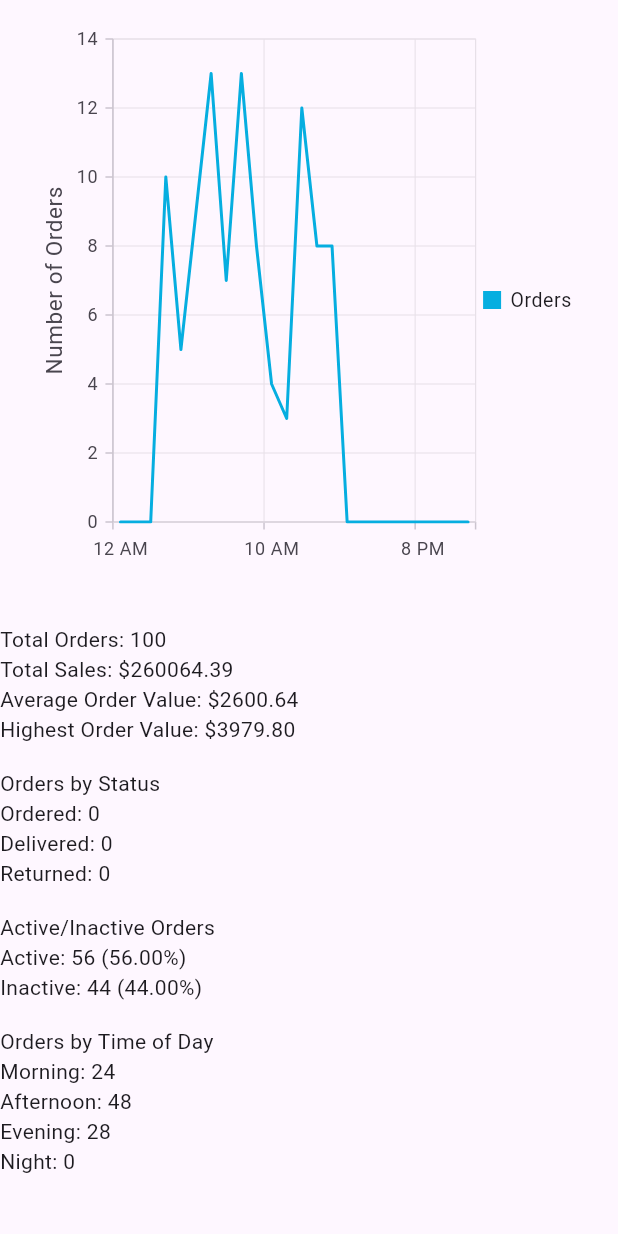
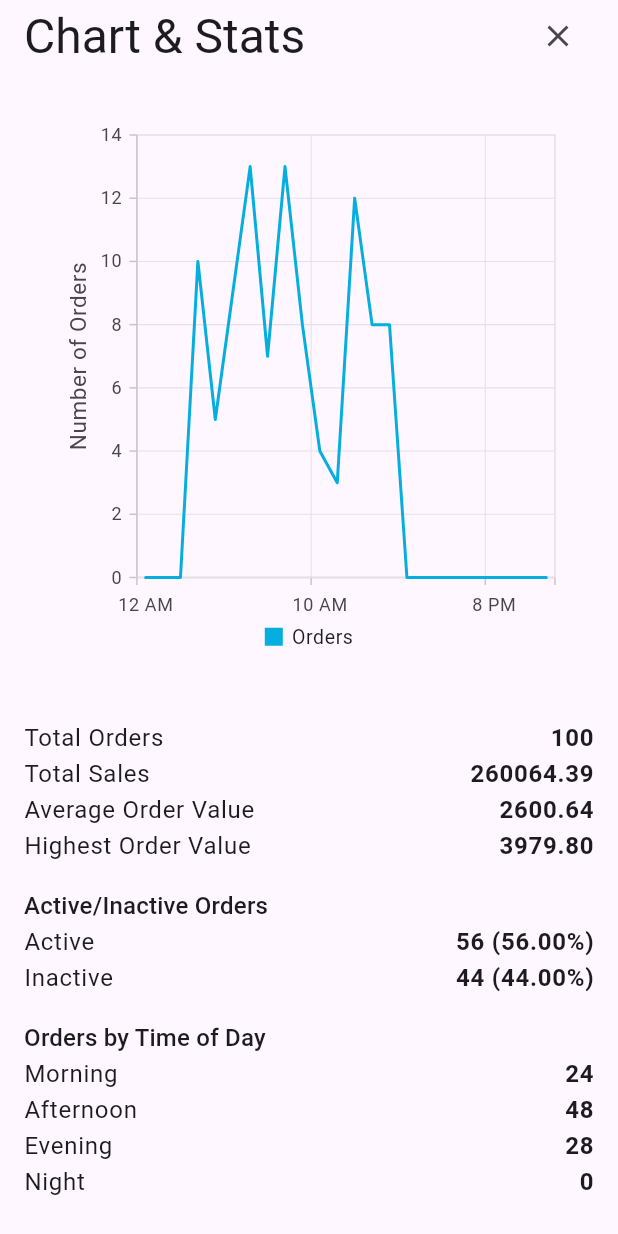
Before and after one commit to wmfadel/insight_orders, a Flutter app: the screen it shows after launch, after a tap on the "bubble chart" icon, on a phone screen of 412 x 824 dp. Run offline on Flutter 3.47's test engine with Material 3 defaults, Android fonts, the phone set to English and light mode, and no system bars; our stand-ins replace bloc, equatable, flutter_animate, flutter_bloc, flutter_secure_storage, get_it and 4 more; network calls fail.

Commit message:
feat: Implement order chart and statistics view
Created a new page to display an order chart and statistics.
Added `ChartCubit` to manage chart data and statistics calculations.
Implemented `ChartView` to display the order chart using Syncfusion Flutter Charts.
Implemented `OrderStats` to display various order statistics.
Updated `OrdersService` to provide data for the chart and statistics.
Updated `AppRouter` to include the new chart page.

```diff
--- /dev/null
+++ b/lib/core/utils/number_utils.dart
@@ -0,0 +1,9 @@
+class NumberUtils {
+  static double removeFormatting(String formattedNumber) {
+    // Remove the currency symbol (e.g., "$")
+    String cleanedString = formattedNumber.replaceAll(RegExp(r'[^\d.]'), '');
+
+    // Convert the cleaned string to a double
+    return double.tryParse(cleanedString) ?? 0.0; // Return 0.0 if parsing fails
+  }
+}
--- /dev/null
+++ b/lib/core/utils/time_utils.dart
@@ -0,0 +1,12 @@
+import 'package:intl/intl.dart';
+
+class TimeUtils {
+  static // Function to extract the hour part from the datetime string
+      String extractHour(String dateString) {
+    // Parse the ISO 8601 string into a DateTime object
+    DateTime dateTime = DateTime.parse(dateString);
+
+    // Return the hour in 'hh a' format (12-hour clock with AM/PM)
+    return DateFormat('h a').format(dateTime);
+  }
+}
--- /dev/null
+++ b/lib/features/orders/controllers/chart/chart_cubit.dart
@@ -0,0 +1,38 @@
+import 'package:bloc/bloc.dart';
+import 'package:equatable/equatable.dart';
+import 'package:insight_orders/features/orders/models/chart_data.dart';
+import 'package:insight_orders/features/orders/models/order.dart';
+import 'package:insight_orders/features/orders/services/orders_service.dart';
+
+part 'chart_state.dart';
+
+class ChartCubit extends Cubit<ChartState> {
+  ChartCubit({
+    required OrdersService ordersService,
+  })  : _ordersService = ordersService,
+        super(ChartInitial());
+
+  final OrdersService _ordersService;
+
+  List<Order> get orders => _ordersService.orders;
+
+  List<OrderData> get chartData => _ordersService.chartData;
+
+  double get totalSales => _ordersService.totalSales;
+
+  double get averageOrderValue => _ordersService.averageOrderValue;
+
+  double get maxOrderValue => _ordersService.maxOrderValue;
+
+  int get activeOrders => _ordersService.activeOrders;
+
+  int get inactiveOrders => _ordersService.inactiveOrders;
+
+  double get activePercentage => _ordersService.activePercentage;
+
+  double get inactivePercentage => _ordersService.inactivePercentage;
+
+
+  Map<String, int> get timeOfDayDistributions =>
+      _ordersService.timeOfDayDistributions();
+}
--- /dev/null
+++ b/lib/features/orders/controllers/chart/chart_state.dart
@@ -0,0 +1,10 @@
+part of 'chart_cubit.dart';
+
+sealed class ChartState extends Equatable {
+  const ChartState();
+}
+
+final class ChartInitial extends ChartState {
+  @override
+  List<Object> get props => [];
+}
--- /dev/null
+++ b/lib/features/orders/models/chart_data.dart
@@ -0,0 +1,6 @@
+class OrderData {
+  final String time;
+  final int orderCount;
+
+  OrderData(this.time, this.orderCount);
+}
--- a/lib/features/orders/pages/chart_page.dart
+++ b/lib/features/orders/pages/chart_page.dart
@@ -1,176 +1,47 @@
 import 'package:flutter/material.dart';
-import 'package:get_it/get_it.dart';
-import 'package:insight_orders/features/orders/models/order.dart';
-import 'package:insight_orders/features/orders/services/orders_service.dart';
-import 'package:intl/intl.dart';
-import 'package:syncfusion_flutter_charts/charts.dart';
+import 'package:go_router/go_router.dart';
+import 'package:insight_orders/features/orders/widgets/chart_view.dart';
+import 'package:insight_orders/features/orders/widgets/order_stats.dart';
 
-class ChartPage extends StatefulWidget {
+class ChartPage extends StatelessWidget {
   const ChartPage({super.key});
 
   @override
-  State<ChartPage> createState() => _ChartPageState();
-}
-
-class _ChartPageState extends State<ChartPage> {
-  late final TooltipBehavior _tooltipBehavior;
-  late List<OrderData> _chartData;
-
-  @override
-  void initState() {
-    _tooltipBehavior = TooltipBehavior(enable: true);
-    _chartData = _generateChartData();
-    super.initState();
-  }
-
-  // Function to generate the chart data, ensuring all hours are represented
-  List<OrderData> _generateChartData() {
-    List<Order> orders = GetIt.instance.get<OrdersService>().orders;
-    Map<String, int> orderCountByHour = {};
-
-    // Group orders by hour and count them
-    for (var order in orders) {
-      String timeKey = extractHour(order.registered ?? '-');
-      if (orderCountByHour.containsKey(timeKey)) {
-        orderCountByHour[timeKey] = orderCountByHour[timeKey]! + 1;
-      } else {
-        orderCountByHour[timeKey] = 1;
-      }
-    }
-
-    // List of all hours from 12 AM to 11 PM
-    List<String> allHours = [
-      '12 AM', '1 AM', '2 AM', '3 AM', '4 AM', '5 AM', '6 AM', '7 AM', '8 AM',
-      '9 AM', '10 AM', '11 AM', '12 PM', '1 PM', '2 PM', '3 PM', '4 PM', '5 PM',
-      '6 PM', '7 PM', '8 PM', '9 PM', '10 PM', '11 PM'
-    ];
-
-    // Create a list of OrderData, ensuring all hours are included with a count of 0 if missing
-    return allHours.map((hour) {
-      int orderCount = orderCountByHour[hour] ?? 0; // Default to 0 if no orders for the hour
-      return OrderData(hour, orderCount);
-    }).toList();
-  }
-  double removeFormatting(String formattedNumber) {
-    // Remove the currency symbol (e.g., "$")
-    String cleanedString = formattedNumber.replaceAll(RegExp(r'[^\d.]'), '');
-
-    // Convert the cleaned string to a double
-    return double.tryParse(cleanedString) ?? 0.0;  // Return 0.0 if parsing fails
-  }
-
-  @override
   Widget build(BuildContext context) {
-    List<Order> orders = GetIt.instance.get<OrdersService>().orders;
-    double totalSales = orders.fold(0.0, (sum, order) => sum + removeFormatting(order.price ?? '0'));
-    double averageOrderValue = totalSales / orders.length;
-    double maxOrderValue = orders.map((order) => removeFormatting(order.price ?? '0')).reduce((a, b) => a > b ? a : b);
-
-    var statusCount = {
-      'Ordered': 0,
-      'Delivered': 0,
-      'Returned': 0,
-    };
-
-    for (var order in orders) {
-      statusCount[order.status?.name ?? 'Unknown'] = statusCount[order.status?.name ?? 'Unknown']??0 + 1;
-    }
-
-    Map<String, int> timeOfDayDistribution = {
-      'Morning (12 AM - 6 AM)': 0,
-      'Afternoon (6 AM - 12 PM)': 0,
-      'Evening (12 PM - 6 PM)': 0,
-      'Night (6 PM - 12 AM)': 0,
-    };
-
-    for (var order in orders) {
-      DateTime dateTime = DateTime.parse(order.registered ?? '-');
-      if (dateTime.hour >= 0 && dateTime.hour < 6) {
-        timeOfDayDistribution['Morning (12 AM - 6 AM)']= timeOfDayDistribution['Morning (12 AM - 6 AM)']!+1;
-      } else if (dateTime.hour >= 6 && dateTime.hour < 12) {
-        timeOfDayDistribution['Afternoon (6 AM - 12 PM)'] = timeOfDayDistribution['Afternoon (6 AM - 12 PM)']!+1;
-      } else if (dateTime.hour >= 12 && dateTime.hour < 18) {
-        timeOfDayDistribution['Evening (12 PM - 6 PM)']= timeOfDayDistribution['Evening (12 PM - 6 PM)']!+1;
-      } else {
-        timeOfDayDistribution['Night (6 PM - 12 AM)']= timeOfDayDistribution['Night (6 PM - 12 AM)']!+1;
-      }
-    }
-    int activeOrders = orders.where((order) => order.isActive ?? false).length;
-    int inactiveOrders = orders.length - activeOrders;
-
-    double activePercentage = (activeOrders / orders.length) * 100;
-    double inactivePercentage = (inactiveOrders / orders.length) * 100;
     return Scaffold(
-      body: Column(
+      body: SafeArea(
+        child: Padding(
+          padding: const EdgeInsets.symmetric(horizontal: 16),
+          child: SingleChildScrollView(
+            child: Column(
               crossAxisAlignment: CrossAxisAlignment.start,
               children: [
+                Row(
+                  mainAxisAlignment: MainAxisAlignment.spaceBetween,
+                  children: [
+                    Text(
+                      'Chart & Stats',
+                      style: Theme.of(context).textTheme.headlineLarge,
+                    ),
+                    IconButton(
+                      icon: const Icon(Icons.close),
+                      onPressed: context.pop,
+                    ),
+                  ],
+                ),
+                const SizedBox(height: 16),
                 Container(
                   height: 400,
                   padding: const EdgeInsets.all(16),
-            child: SfCartesianChart(
-              legend: const Legend(isVisible: true),
-              tooltipBehavior: _tooltipBehavior,
-              series: <LineSeries<OrderData, String>>[
-                LineSeries<OrderData, String>(
-                  name: 'Orders',
-                  dataSource: _chartData,
-                  xValueMapper: (OrderData data, _) => data.time,
-                  yValueMapper: (OrderData data, _) => data.orderCount,
-                  enableTooltip: true,
+                  child: const ChartView(),
                 ),
+                // Additional Stats
+                const OrderStats()
               ],
-              primaryXAxis: CategoryAxis(),
-              primaryYAxis: NumericAxis(
-                edgeLabelPlacement: EdgeLabelPlacement.shift,
-                title: AxisTitle(text: 'Number of Orders'),
             ),
           ),
         ),
-          // Additional Stats
-          SizedBox(height: 16),
-          Text('Total Orders: ${orders.length}'),
-          Text('Total Sales: \$${totalSales.toStringAsFixed(2)}'),
-          Text('Average Order Value: \$${averageOrderValue.toStringAsFixed(2)}'),
-          Text('Highest Order Value: \$${maxOrderValue.toStringAsFixed(2)}'),
-
-          SizedBox(height: 16),
-          Text('Orders by Status'),
-          Text('Ordered: ${statusCount['Ordered']}'),
-          Text('Delivered: ${statusCount['Delivered']}'),
-          Text('Returned: ${statusCount['Returned']}'),
-          SizedBox(height: 16),
-          Text('Active/Inactive Orders'),
-          Text('Active: $activeOrders (${activePercentage.toStringAsFixed(2)}%)'),
-          Text('Inactive: $inactiveOrders (${inactivePercentage.toStringAsFixed(2)}%)'),
-
-
-          SizedBox(height: 16),
-          Text('Orders by Time of Day'),
-          Text('Morning: ${timeOfDayDistribution['Morning (12 AM - 6 AM)']}'),
-          Text('Afternoon: ${timeOfDayDistribution['Afternoon (6 AM - 12 PM)']}'),
-          Text('Evening: ${timeOfDayDistribution['Evening (12 PM - 6 PM)']}'),
-          Text('Night: ${timeOfDayDistribution['Night (6 PM - 12 AM)']}'),
-
-
-        ],
       ),
     );
   }
-
-  // Function to extract the hour part from the datetime string
-  String extractHour(String dateString) {
-    // Parse the ISO 8601 string into a DateTime object
-    DateTime dateTime = DateTime.parse(dateString);
-
-    // Return the hour in 'hh a' format (12-hour clock with AM/PM)
-    return DateFormat('h a').format(dateTime);
 }
-}
-
-// Data model for the chart
-class OrderData {
-  final String time;
-  final int orderCount;
-
-  OrderData(this.time, this.orderCount);
-}
--- a/lib/features/orders/services/orders_service.dart
+++ b/lib/features/orders/services/orders_service.dart
@@ -1,3 +1,6 @@
+import 'package:insight_orders/core/utils/number_utils.dart';
+import 'package:insight_orders/core/utils/time_utils.dart';
+import 'package:insight_orders/features/orders/models/chart_data.dart';
 import 'package:insight_orders/features/orders/models/order.dart';
 import 'package:insight_orders/features/orders/repositories/orders_repository.dart';
 
@@ -8,11 +11,110 @@ class OrdersService {
       : _ordersRepository = ordersRepository ?? OrdersRepository();
 
   List<Order> _orders = [];
+  final List<OrderData> _chartData = [];
 
   List<Order> get orders => [..._orders];
+
+  List<OrderData> get chartData => [..._chartData];
+
+  double get totalSales => _orders.fold(0.0,
+      (sum, order) => sum + NumberUtils.removeFormatting(order.price ?? '0'));
+
+  double get averageOrderValue => totalSales / _orders.length;
+
+  double get maxOrderValue => _orders
+      .map((order) => NumberUtils.removeFormatting(order.price ?? '0'))
+      .reduce((a, b) => a > b ? a : b);
+
+  int get activeOrders =>
+      _orders.where((order) => order.isActive ?? false).length;
+
+  int get inactiveOrders => _orders.length - activeOrders;
+
+  double get activePercentage => (activeOrders / orders.length) * 100;
+
+  double get inactivePercentage => (inactiveOrders / orders.length) * 100;
 
   Future<void> getOrders() async {
     final orders = await _ordersRepository.getOrders();
     _orders = orders;
+    if (chartData.isEmpty) _chartData.addAll(_generateChartData());
+  }
+
+  List<OrderData> _generateChartData() {
+    Map<String, int> orderCountByHour = {};
+
+    // Group orders by hour and count them
+    for (var order in _orders) {
+      String timeKey = TimeUtils.extractHour(order.registered ?? '-');
+      if (orderCountByHour.containsKey(timeKey)) {
+        orderCountByHour[timeKey] = orderCountByHour[timeKey]! + 1;
+      } else {
+        orderCountByHour[timeKey] = 1;
+      }
+    }
+
+    // List of all hours from 12 AM to 11 PM
+    List<String> allHours = [
+      '12 AM',
+      '1 AM',
+      '2 AM',
+      '3 AM',
+      '4 AM',
+      '5 AM',
+      '6 AM',
+      '7 AM',
+      '8 AM',
+      '9 AM',
+      '10 AM',
+      '11 AM',
+      '12 PM',
+      '1 PM',
+      '2 PM',
+      '3 PM',
+      '4 PM',
+      '5 PM',
+      '6 PM',
+      '7 PM',
+      '8 PM',
+      '9 PM',
+      '10 PM',
+      '11 PM'
+    ];
+
+    // Create a list of OrderData, ensuring all hours are included with a count of 0 if missing
+    return allHours.map((hour) {
+      int orderCount =
+          orderCountByHour[hour] ?? 0; // Default to 0 if no orders for the hour
+      return OrderData(hour, orderCount);
+    }).toList();
+  }
+
+
+  Map<String, int> timeOfDayDistributions() {
+    Map<String, int> timeOfDayDistribution = {
+      'Morning (12 AM - 6 AM)': 0,
+      'Afternoon (6 AM - 12 PM)': 0,
+      'Evening (12 PM - 6 PM)': 0,
+      'Night (6 PM - 12 AM)': 0,
+    };
+
+    for (var order in orders) {
+      DateTime dateTime = DateTime.parse(order.registered ?? '-');
+      if (dateTime.hour >= 0 && dateTime.hour < 6) {
+        timeOfDayDistribution['Morning (12 AM - 6 AM)'] =
+            timeOfDayDistribution['Morning (12 AM - 6 AM)']! + 1;
+      } else if (dateTime.hour >= 6 && dateTime.hour < 12) {
+        timeOfDayDistribution['Afternoon (6 AM - 12 PM)'] =
+            timeOfDayDistribution['Afternoon (6 AM - 12 PM)']! + 1;
+      } else if (dateTime.hour >= 12 && dateTime.hour < 18) {
+        timeOfDayDistribution['Evening (12 PM - 6 PM)'] =
+            timeOfDayDistribution['Evening (12 PM - 6 PM)']! + 1;
+      } else {
+        timeOfDayDistribution['Night (6 PM - 12 AM)'] =
+            timeOfDayDistribution['Night (6 PM - 12 AM)']! + 1;
+      }
+    }
+    return timeOfDayDistribution;
   }
 }
--- /dev/null
+++ b/lib/features/orders/widgets/chart_view.dart
@@ -0,0 +1,45 @@
+import 'package:flutter/material.dart';
+import 'package:flutter_bloc/flutter_bloc.dart';
+import 'package:insight_orders/features/orders/controllers/chart/chart_cubit.dart';
+import 'package:insight_orders/features/orders/models/chart_data.dart';
+import 'package:syncfusion_flutter_charts/charts.dart';
+
+class ChartView extends StatefulWidget {
+  const ChartView({super.key});
+
+  @override
+  State<ChartView> createState() => _ChartViewState();
+}
+
+class _ChartViewState extends State<ChartView> {
+  late final TooltipBehavior _tooltipBehavior;
+
+  @override
+  void initState() {
+    _tooltipBehavior = TooltipBehavior(enable: true);
+    super.initState();
+  }
+
+  @override
+  Widget build(BuildContext context) {
+    final cubit = context.read<ChartCubit>();
+    return SfCartesianChart(
+      legend: const Legend(isVisible: true),
+      tooltipBehavior: _tooltipBehavior,
+      series: <LineSeries<OrderData, String>>[
+        LineSeries<OrderData, String>(
+          name: 'Orders',
+          dataSource: cubit.chartData,
+          xValueMapper: (OrderData data, _) => data.time,
+          yValueMapper: (OrderData data, _) => data.orderCount,
+          enableTooltip: true,
+        ),
+      ],
+      primaryXAxis: const CategoryAxis(),
+      primaryYAxis: const NumericAxis(
+        edgeLabelPlacement: EdgeLabelPlacement.shift,
+        title: AxisTitle(text: 'Number of Orders'),
+      ),
+    );
+  }
+}
--- /dev/null
+++ b/lib/features/orders/widgets/order_stats.dart
@@ -0,0 +1,94 @@
+import 'package:flutter/material.dart';
+import 'package:flutter_bloc/flutter_bloc.dart';
+import 'package:insight_orders/features/orders/controllers/chart/chart_cubit.dart';
+
+class OrderStats extends StatelessWidget {
+  const OrderStats({super.key});
+
+  @override
+  Widget build(BuildContext context) {
+    final cubit = context.read<ChartCubit>();
+    final Map<String, int> timeOfDayDistribution = cubit.timeOfDayDistributions;
+    return Column(
+      mainAxisSize: MainAxisSize.min,
+      crossAxisAlignment: CrossAxisAlignment.start,
+      children: [
+        const SizedBox(height: 16),
+        _StatEntry(
+          label: 'Total Orders',
+          value: cubit.orders.length.toString(),
+        ),
+        _StatEntry(
+          label: 'Total Sales',
+          value: cubit.totalSales.toStringAsFixed(2),
+        ),
+        _StatEntry(
+          label: 'Average Order Value',
+          value: cubit.averageOrderValue.toStringAsFixed(2),
+        ),
+        _StatEntry(
+          label: 'Highest Order Value',
+          value: cubit.maxOrderValue.toStringAsFixed(2),
+        ),
+        const SizedBox(height: 16),
+        Text(
+          'Active/Inactive Orders',
+          style: Theme.of(context).textTheme.titleMedium,
+        ),
+        _StatEntry(
+          label: 'Active',
+          value:
+              '${cubit.activeOrders} (${cubit.activePercentage.toStringAsFixed(2)}%)',
+        ),
+        _StatEntry(
+          label: 'Inactive',
+          value:
+              '${cubit.inactiveOrders} (${cubit.inactivePercentage.toStringAsFixed(2)}%)',
+        ),
+        const SizedBox(height: 16),
+        Text(
+          'Orders by Time of Day',
+          style: Theme.of(context).textTheme.titleMedium,
+        ),
+        _StatEntry(
+          label: 'Morning',
+          value: timeOfDayDistribution['Morning (12 AM - 6 AM)'].toString(),
+        ),
+        _StatEntry(
+          label: 'Afternoon',
+          value: timeOfDayDistribution['Afternoon (6 AM - 12 PM)'].toString(),
+        ),
+        _StatEntry(
+          label: 'Evening',
+          value: timeOfDayDistribution['Evening (12 PM - 6 PM)'].toString(),
+        ),
+        _StatEntry(
+          label: 'Night',
+          value: timeOfDayDistribution['Night (6 PM - 12 AM)'].toString(),
+        ),
+      ],
+    );
+  }
+}
+
+class _StatEntry extends StatelessWidget {
+  final String label;
+  final String value;
+
+  const _StatEntry({required this.label, required this.value});
+
+  @override
+  Widget build(BuildContext context) {
+    return Row(
+      mainAxisAlignment: MainAxisAlignment.spaceBetween,
+      children: [
+        Text(label, style: Theme.of(context).textTheme.bodyLarge),
+        Text(value,
+            style: Theme.of(context)
+                .textTheme
+                .bodyLarge
+                ?.copyWith(fontWeight: FontWeight.bold)),
+      ],
+    );
+  }
+}
--- a/lib/router/app_router.dart
+++ b/lib/router/app_router.dart
@@ -5,6 +5,7 @@ import 'package:flutter_bloc/flutter_bloc.dart';
 
 import 'package:insight_orders/core/utils/app_logger.dart';
 import 'package:insight_orders/core/widgets/page_not_found.dart';
+import 'package:insight_orders/features/orders/controllers/chart/chart_cubit.dart';
 import 'package:insight_orders/features/orders/controllers/orders_cubit.dart';
 import 'package:insight_orders/features/orders/pages/chart_page.dart';
 import 'package:insight_orders/features/orders/pages/orders_page.dart';
@@ -36,7 +37,12 @@ class AppRouter {
               path: ordersChartPath,
               name: ordersChartName,
               builder: (BuildContext context, GoRouterState state) {
-                return const ChartPage();
+                return BlocProvider<ChartCubit>(
+                  create: (context) => ChartCubit(
+                    ordersService: GetIt.instance.get<OrdersService>(),
+                  ),
+                  child: const ChartPage(),
+                );
               },
             ),
           ],
```
Lines whose indentation alone changed are shown as unchanged.
